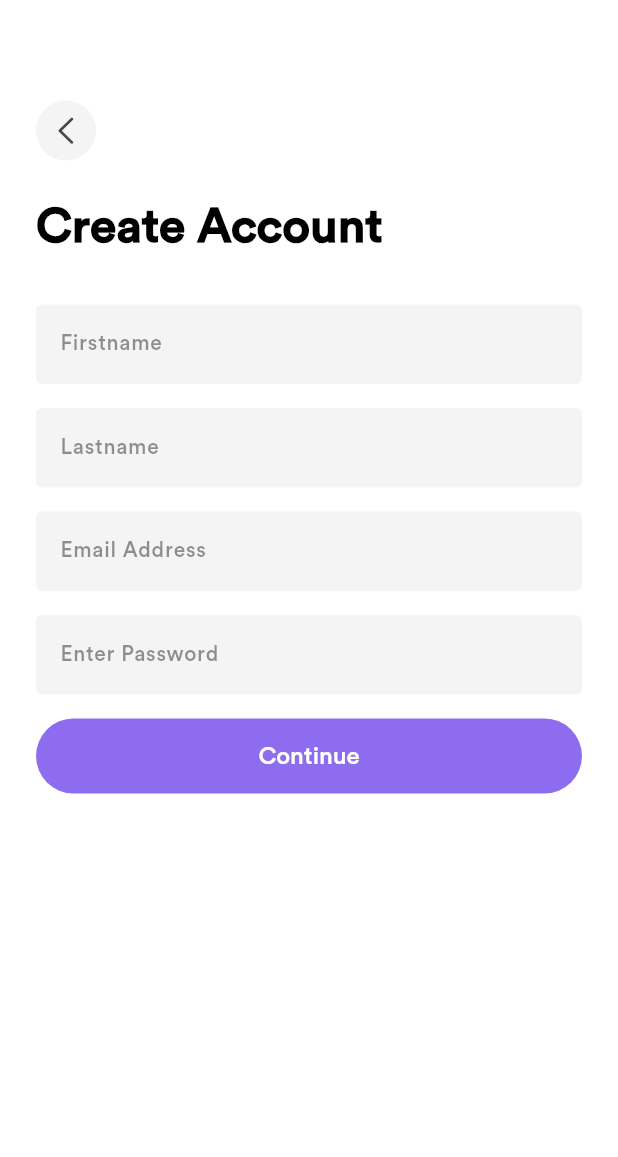
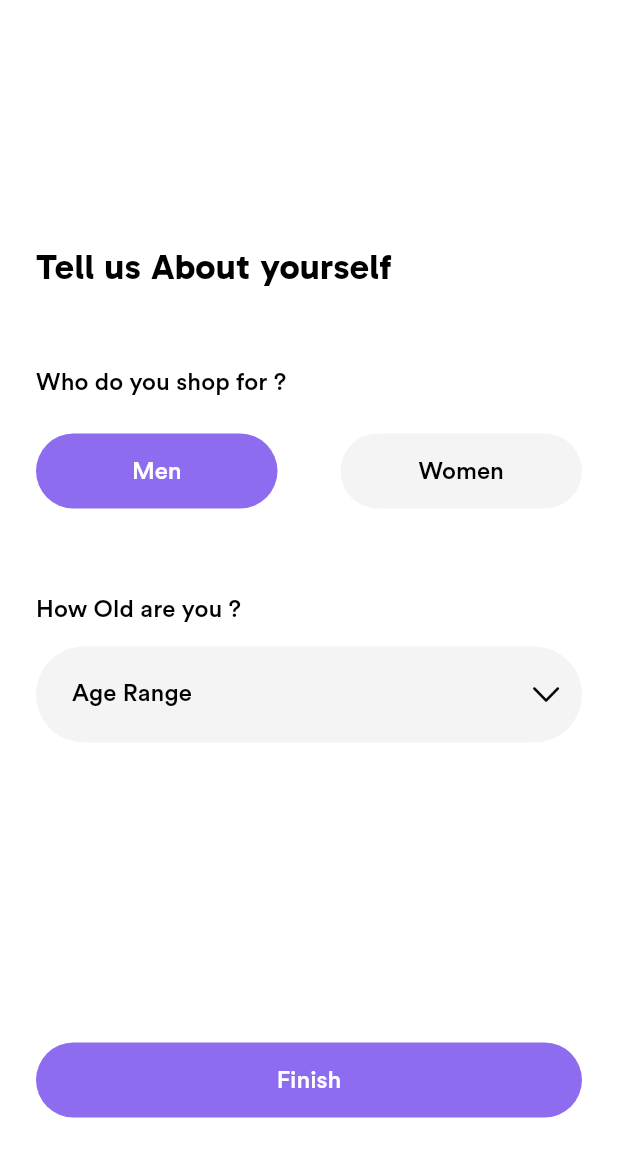
Before and after one commit to Roshandevelops/Weyra, a Flutter app: the CreateAccountScreen screen opened directly, after a tap on "Continue", on a phone screen of 412 x 824 dp. Shown: the top 1157 px of the screen. Run offline on Flutter 3.47's test engine with Material 3 defaults, Android fonts, the phone set to English and light mode, and no system bars.

```diff
--- /dev/null
+++ b/lib/presentation/auth/about/about_screen.dart
@@ -0,0 +1,114 @@
+import 'package:clot/presentation/auth/signin/signin_screen.dart';
+import 'package:clot/utils/constants/app_colors.dart';
+import 'package:clot/widgets/app_button.dart';
+import 'package:clot/widgets/dropdown_widget.dart';
+import 'package:flutter/material.dart';
+
+class AboutScreen extends StatefulWidget {
+  const AboutScreen({super.key});
+
+  @override
+  State<AboutScreen> createState() => _AboutScreenState();
+}
+
+class _AboutScreenState extends State<AboutScreen> {
+  bool isMenSelected = true;
+  final ageRanges = ["18-24", "25-34", "35-44", "45-60", "60 & Above"];
+  String? selectedValue;
+
+  @override
+  Widget build(BuildContext context) {
+    return Scaffold(
+      body: Padding(
+        padding: const EdgeInsets.symmetric(horizontal: 24),
+        child: Column(
+          crossAxisAlignment: CrossAxisAlignment.start,
+          children: [
+            const SizedBox(height: 161),
+            const Text(
+              "Tell us About yourself",
+              style: TextStyle(
+                fontFamily: "Gabarito",
+                fontWeight: FontWeight.w700,
+                fontSize: 24,
+              ),
+            ),
+            const SizedBox(height: 49),
+            Text(
+              "Who do you shop for ?",
+              style: Theme.of(context).textTheme.titleSmall,
+            ),
+            const SizedBox(height: 22),
+            Row(
+              mainAxisAlignment: MainAxisAlignment.spaceBetween,
+              children: [
+                SizedBox(
+                  width: 161,
+                  child: AppButton(
+                    backgroundColor: isMenSelected
+                        ? KAppColors.primaryColor
+                        : KAppColors.kFillColor,
+                    buttonText: "Men",
+                    textColor:
+                        isMenSelected ? KAppColors.kwhite : KAppColors.kblack,
+                    onTap: () {
+                      setState(() {
+                        isMenSelected = true;
+                      });
+                    },
+                  ),
+                ),
+                SizedBox(
+                  width: 161,
+                  child: AppButton(
+                    backgroundColor: !isMenSelected
+                        ? KAppColors.primaryColor
+                        : KAppColors.kFillColor,
+                    buttonText: "Women",
+                    textColor:
+                        !isMenSelected ? KAppColors.kwhite : KAppColors.kblack,
+                    onTap: () {
+                      setState(() {
+                        isMenSelected = false;
+                      });
+                    },
+                  ),
+                ),
+              ],
+            ),
+            const SizedBox(height: 56),
+            Text(
+              "How Old are you ?",
+              style: Theme.of(context).textTheme.titleSmall,
+            ),
+            const SizedBox(height: 13),
+            AppDropdownButton(
+              items: ageRanges.map(
+                (age) {
+                  return DropdownMenuItem(
+                    value: age,
+                    child: Text(age),
+                  );
+                },
+              ).toList(),
+              onChanged: (value) {
+                selectedValue = value.toString();
+              },
+            ),
+            const SizedBox(height: 200),
+            AppButton(
+              buttonText: "Finish",
+              onTap: () {
+                Navigator.of(context).pushReplacement(
+                  MaterialPageRoute(
+                    builder: (context) => SignInScreen(),
+                  ),
+                );
+              },
+            ),
+          ],
+        ),
+      ),
+    );
+  }
+}
--- a/lib/presentation/auth/create_account/create_account_screen.dart
+++ b/lib/presentation/auth/create_account/create_account_screen.dart
@@ -1,3 +1,4 @@
+import 'package:clot/presentation/auth/about/about_screen.dart';
 import 'package:clot/utils/constants/app_colors.dart';
 import 'package:clot/widgets/app_button.dart';
 import 'package:clot/widgets/textform_field_widget.dart';
@@ -14,7 +15,6 @@ class CreateAccountScreen extends StatelessWidget {
         padding: const EdgeInsets.symmetric(horizontal: 24),
         child: Column(
           crossAxisAlignment: CrossAxisAlignment.start,
-          // padding: const EdgeInsets.symmetric(horizontal: 24),
           children: [
             const SizedBox(
               height: 63,
@@ -65,7 +65,13 @@ class CreateAccountScreen extends StatelessWidget {
             ),
             AppButton(
               buttonText: "Continue",
-              onTap: () {},
+              onTap: () {
+                Navigator.of(context).push(
+                  MaterialPageRoute(
+                    builder: (context) => AboutScreen(),
+                  ),
+                );
+              },
             ),
           ],
         ),
--- a/lib/presentation/auth/reset_password/reset_password_screen.dart
+++ b/lib/presentation/auth/reset_password/reset_password_screen.dart
@@ -22,6 +22,7 @@ class ResetPasswordScreen extends StatelessWidget {
             const SizedBox(height: 24),
             Text(
               'We Sent you an Email to reset your password.',
+              textAlign: TextAlign.center,
               style: Theme.of(context).textTheme.headlineMedium,
             ),
             const SizedBox(height: 24),
--- a/lib/utils/constants/app_colors.dart
+++ b/lib/utils/constants/app_colors.dart
@@ -11,9 +11,10 @@ class KAppColors {
 
   static const Color light = Color(0Xfff6f6f6);
   static const Color dark = Color(0Xff272727);
+  static const Color kFillColor = Color(0xffF4F4F4);
 
   /// textField fill colors
-  static const Color kFillColor = Color(0xffF4F4F4);
+
   static Color labelColor = const Color(0xff272727).withOpacity(0.5);
   static Color hintColor = const Color(0xff272727).withOpacity(0.5);
 }
--- a/lib/widgets/app_button.dart
+++ b/lib/widgets/app_button.dart
@@ -4,12 +4,18 @@ import 'package:flutter/material.dart';
 class AppButton extends StatelessWidget {
   const AppButton({
     super.key,
-    required this.buttonText,
-    required this.onTap,
+    this.buttonText,
+    this.onTap,
+    this.backgroundColor = KAppColors.primaryColor,
+    this.textColor = KAppColors.kwhite,
   });
 
-  final String buttonText;
+  final String? buttonText;
   final void Function()? onTap;
+
+  final Color? textColor;
+
+  final Color backgroundColor;
   // final double? width;
 
   @override
@@ -20,14 +26,14 @@ class AppButton extends StatelessWidget {
         height: 50,
         width: double.infinity,
         decoration: BoxDecoration(
-          color: KAppColors.primaryColor,
+          color: backgroundColor,
           borderRadius: BorderRadius.circular(100),
         ),
         child: Center(
           child: Text(
-            buttonText,
+            buttonText ?? "",
             style: Theme.of(context).textTheme.titleLarge?.copyWith(
-                  color: Colors.white,
+                  color: textColor,
                   fontWeight: FontWeight.w500,
                 ),
           ),
--- /dev/null
+++ b/lib/widgets/dropdown_widget.dart
@@ -0,0 +1,61 @@
+import 'package:clot/utils/constants/app_colors.dart';
+import 'package:flutter/cupertino.dart';
+import 'package:flutter/material.dart';
+
+class AppDropdownButton extends StatefulWidget {
+  const AppDropdownButton({
+    super.key,
+    required this.items,
+    this.onChanged,
+    this.fillColor = KAppColors.kFillColor,
+    this.border,
+  });
+  final Color? fillColor;
+  final InputBorder? border;
+  final List<DropdownMenuItem<Object>>? items;
+  final void Function(Object?)? onChanged;
+
+  @override
+  State<AppDropdownButton> createState() => _AppDropdownButtonState();
+}
+
+class _AppDropdownButtonState extends State<AppDropdownButton> {
+  @override
+  Widget build(BuildContext context) {
+    return DropdownButtonFormField(
+      hint: Text(
+        "Age Range",
+        style: Theme.of(context).textTheme.titleSmall,
+      ),
+      decoration: InputDecoration(
+        contentPadding:
+            const EdgeInsets.symmetric(horizontal: 20, vertical: 20),
+        filled: true,
+        fillColor: widget.fillColor,
+        border: OutlineInputBorder(
+          borderSide: BorderSide.none,
+          borderRadius: BorderRadius.circular(100),
+        ),
+        enabledBorder: OutlineInputBorder(
+          borderSide: BorderSide.none,
+          borderRadius: BorderRadius.circular(100),
+        ),
+        disabledBorder: OutlineInputBorder(
+          borderSide: BorderSide.none,
+          borderRadius: BorderRadius.circular(100),
+        ),
+        focusedBorder: OutlineInputBorder(
+          borderSide: BorderSide.none,
+          borderRadius: BorderRadius.circular(100),
+        ),
+      ),
+      borderRadius: BorderRadius.circular(10),
+      items: widget.items,
+      onChanged: widget.onChanged,
+      icon: const Icon(
+        CupertinoIcons.chevron_down,
+        color: KAppColors.kblack,
+      ),
+    );
+  }
+}
--- a/lib/widgets/textform_field_widget.dart
+++ b/lib/widgets/textform_field_widget.dart
@@ -4,8 +4,8 @@ import 'package:flutter/material.dart';
 class TextformFieldWidget extends StatelessWidget {
   const TextformFieldWidget({
     super.key,
-    required this.labelText,
-    required this.hintText,
+    this.labelText,
+    this.hintText,
   });
 
   final String? labelText;
--- a/pubspec.yaml
+++ b/pubspec.yaml
@@ -80,9 +80,9 @@ flutter:
         - asset: assets/fonts/circular-std-medium-500.ttf
   #       - asset: fonts/Schyler-Italic.ttf
   #         style: italic
-  #   - family: Trajan Pro
-  #     fonts:
-  #       - asset: fonts/TrajanPro.ttf
+    - family: Gabarito
+      fonts:
+        - asset: assets/fonts/Gabarito-Bold-BF651cdf1f430c1.ttf
   #       - asset: fonts/TrajanPro_Bold.ttf
   #         weight: 700
   #
```
Also changed, not shown: assets/fonts/Gabarito-Bold-BF651cdf1f430c1.ttf (added).
